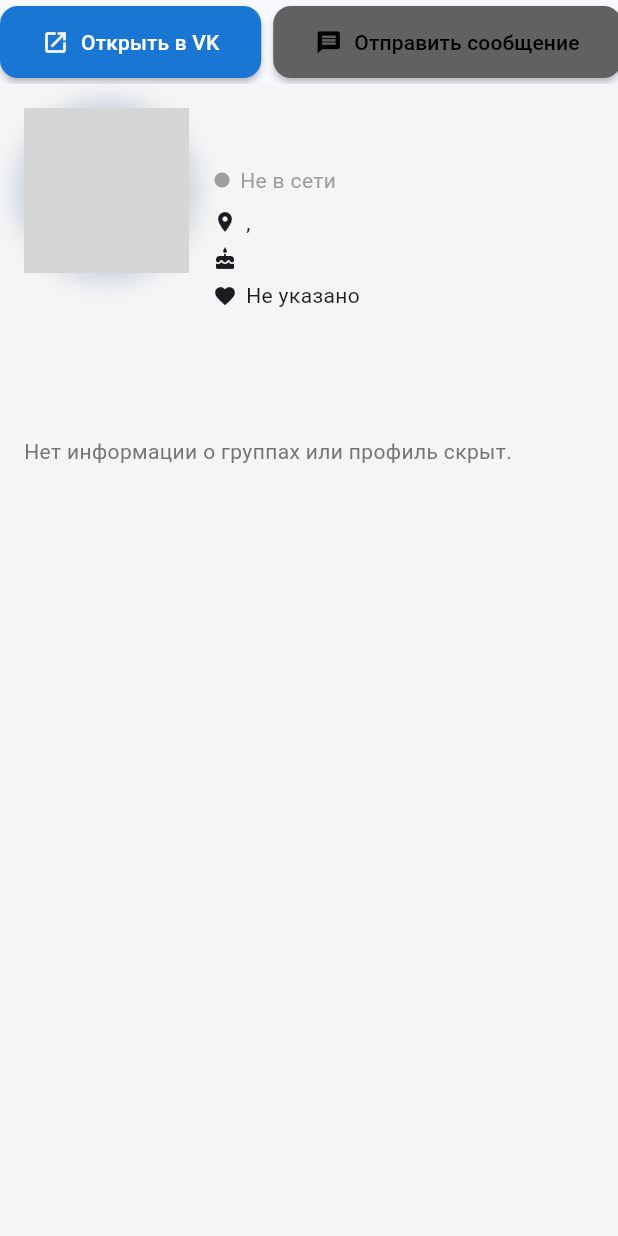
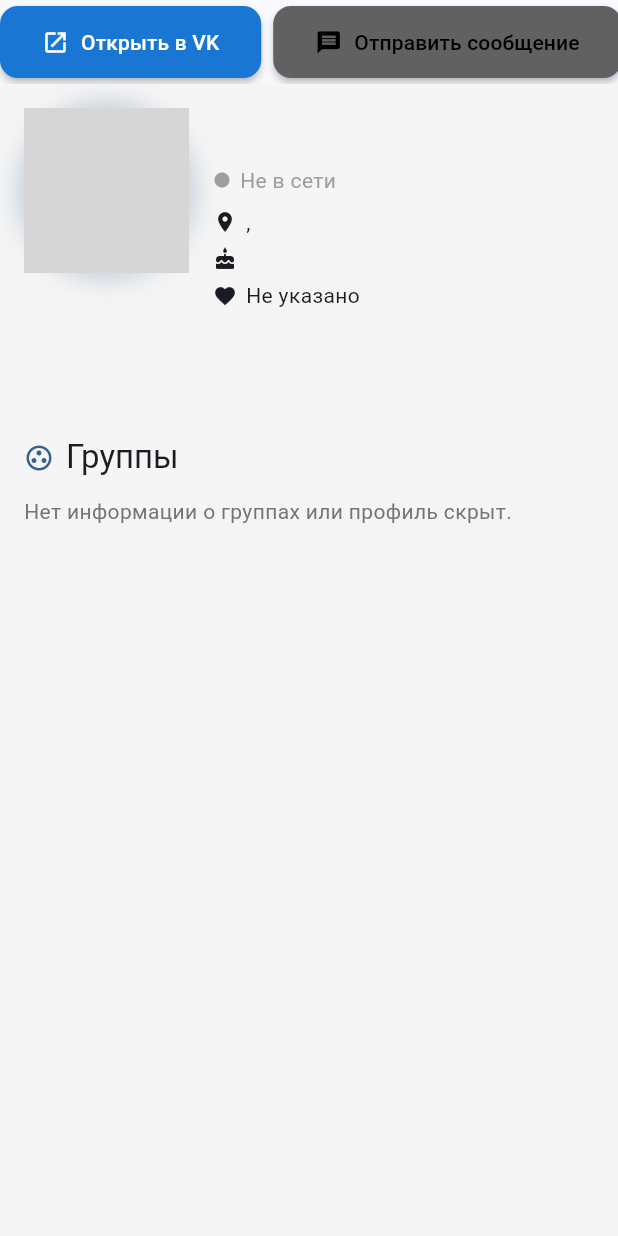
Before and after one commit to EvilBorsch/vktinder, a Flutter app: the UserDetailsPage screen opened directly with empty values, after a tap on "Открыть в VK", on a phone screen of 412 x 824 dp. Run offline on Flutter 3.47's test engine with Material 3 defaults, Android fonts, the phone set to English and light mode, and no system bars; our stand-ins replace dio, get, get_storage; accounts and stored records are empty; network calls fail; grey boxes are pictures that could not be loaded.

Commit message:
fix open full info

```diff
--- a/lib/data/models/vk_group_user.dart
+++ b/lib/data/models/vk_group_user.dart
@@ -20,6 +20,7 @@ class VKGroupUser {
   final String? screenName;
   final bool? online;
   final Map<String, dynamic>? lastSeen;
+  final bool? canWritePrivateMessage;
 
   VKGroupUser({
     required this.name,
@@ -39,6 +40,7 @@ class VKGroupUser {
     this.screenName,
     this.online,
     this.lastSeen,
+    this.canWritePrivateMessage,
   });
 
   Map<String, dynamic> toJson() => {
@@ -57,6 +59,7 @@ class VKGroupUser {
     'screen_name': screenName,
     'online': online,
     'last_seen': lastSeen,
+    'can_write_private_message': canWritePrivateMessage,
     // Serialize groups correctly
     'groups': groups.map((g) => g.toJson()).toList(),
     'photos': photos,
@@ -142,6 +145,13 @@ class VKGroupUser {
       // Parse complex/nested fields
       lastSeen: json['last_seen'] as Map<String, dynamic>?,
 
+      // Parse can_write_private_message field
+      canWritePrivateMessage: json['can_write_private_message'] != null
+          ? (json['can_write_private_message'] is bool
+              ? json['can_write_private_message'] as bool
+              : (json['can_write_private_message'] as int) == 1)
+          : null,
+
       // We expect photos to be populated separately later
       photos: (json['photos'] as List<dynamic>?)?.map((p) => p.toString()).toList() ?? const [],
     );
--- a/lib/data/providers/vk_api_provider.dart
+++ b/lib/data/providers/vk_api_provider.dart
@@ -815,7 +815,7 @@ class VkApiProvider extends getx.GetxService {
       'count': count.clamp(1, 1000),
       'offset': offset,
       'sex': sex,
-      'fields': 'id,first_name,last_name,photo_100,photo_200,online,city,country,bdate,screen_name,last_seen',
+      'fields': 'id,first_name,last_name,photo_100,photo_200,online,city,country,bdate,screen_name,last_seen,can_write_private_message',
     };
 
     if (groupId != null) queryParams['group_id'] = groupId;
--- a/lib/presentation/controllers/user_detail_controller.dart
+++ b/lib/presentation/controllers/user_detail_controller.dart
@@ -3,6 +3,7 @@ import 'package:flutter/material.dart';
 import 'package:get/get.dart';
 import 'package:url_launcher/url_launcher.dart';
 import 'package:vktinder/data/models/vk_group_user.dart';
+import 'package:vktinder/data/models/vk_group_info.dart';
 import 'package:vktinder/presentation/controllers/settings_controller.dart';
 import 'package:vktinder/data/repositories/group_users_repository_impl.dart';
 
@@ -11,9 +12,12 @@ class UserDetailsController extends GetxController {
   final RxBool isLoading = true.obs;
   final RxBool isSendingMessage = false.obs;
 
+  // Add separate observables for photos and groups
+  final RxList<String> photos = <String>[].obs;
+  final RxList<VKGroupInfo> groups = <VKGroupInfo>[].obs;
+
   final SettingsController _settingsController = Get.find<SettingsController>();
-  final GroupUsersRepository _groupUsersRepository =
-      Get.find<GroupUsersRepository>();
+  final GroupUsersRepository _groupUsersRepository = Get.find<GroupUsersRepository>();
 
   @override
   void onInit() {
@@ -21,6 +25,11 @@ class UserDetailsController extends GetxController {
     final targetUser = Get.arguments as VKGroupUser;
     // Initialize the user with the basic info we already have
     user.value = targetUser;
+
+    // Initialize photos and groups with any existing data
+    photos.assignAll(targetUser.photos);
+    groups.assignAll(targetUser.groups);
+
     // Set isLoading to false initially since we already have basic info
     isLoading.value = false;
   }
@@ -42,7 +51,17 @@ class UserDetailsController extends GetxController {
         _settingsController.vkToken,
         userID,
       );
+
+      // Update separate observables first
+      photos.assignAll(userDetails.photos);
+      groups.assignAll(userDetails.groups);
+
+      // Then update the user object itself
       user.value = userDetails;
+
+      // Print debug info
+      print("Loaded full profile - Photos: ${photos.length}, Groups: ${groups.length}");
+
     } catch (e) {
       Get.snackbar(
         'Ошибка',
--- a/lib/presentation/pages/full_user_info.dart
+++ b/lib/presentation/pages/full_user_info.dart
@@ -58,37 +58,35 @@ class UserDetailsPage extends GetView<UserDetailsController> {
       ),
       body: Obx(() {
         if (controller.user.value == null && !controller.isLoading.value) {
-          // Show error if loading finished but user is still null
           return const Center(child: Text("Не удалось загрузить профиль."));
         }
 
-        // User data is available (might still be loading groups/photos in background)
+        // User data is available
         return SingleChildScrollView(
           child: Column(
             crossAxisAlignment: CrossAxisAlignment.start,
             children: [
               DetailedProfile(controller: controller),
               // Conditionally display Photos section header
-              if (controller.user.value!.photos.isNotEmpty)
+              if (controller.photos.isNotEmpty)  // <-- Changed from user.value!.photos to controller.photos
                 Padding(
                   padding: const EdgeInsets.fromLTRB(16.0, 8.0, 16.0, 0.0),
                   child: _buildSectionHeader(
-                    title:
-                        'Фотографии (${controller.user.value!.photos.length})',
+                    title: 'Фотографии (${controller.photos.length})',  // <-- Changed
                     icon: Icons.photo_library,
                     context: context,
                   ),
                 ),
               PhotosGallery(
-                photos: controller.user.value?.photos ?? [],
+                photos: controller.photos,  // <-- Changed from user.value?.photos
               ),
-              const SizedBox(height: 16), // Space before groups
-              // Pass the list of groups to the new widget
+              const SizedBox(height: 16),
+              // Pass the dedicated groups observable
               UserGroupsList(
-                groups: controller.user.value?.groups ?? [],
-                isLoading: controller.isLoading.value, // Pass loading state
+                groups: controller.groups,  // <-- Changed from user.value?.groups
+                isLoading: controller.isLoading.value,
               ),
-              const SizedBox(height: 24), // Space at the bottom
+              const SizedBox(height: 24),
             ],
           ),
         );
@@ -411,7 +409,7 @@ class DetailedProfile extends StatelessWidget {
 // --- NEW WIDGET FOR GROUPS ---
 class UserGroupsList extends StatelessWidget {
   final List<VKGroupInfo> groups;
-  final bool isLoading; // To show a message while groups might still be loading
+  final bool isLoading;
 
   const UserGroupsList({
     required this.groups,
@@ -421,14 +419,26 @@ class UserGroupsList extends StatelessWidget {
 
   @override
   Widget build(BuildContext context) {
+    print("UserGroupsList build: ${groups.length} groups, isLoading: $isLoading"); // Debug log
+
     // Don't show anything if loading is finished and groups are empty
     if (!isLoading && groups.isEmpty) {
-      // You could optionally show a "No groups found" message here
       return Padding(
         padding: const EdgeInsets.symmetric(horizontal: 16.0, vertical: 8.0),
-        child: Text(
-          'Нет информации о группах или профиль скрыт.',
-          style: TextStyle(color: Colors.grey[600]),
+        child: Column(
+          crossAxisAlignment: CrossAxisAlignment.start,
+          children: [
+            UserDetailsPage(key: key)._buildSectionHeader(
+              title: 'Группы',
+              icon: Icons.group_work_outlined,
+              context: context,
+            ),
+            const SizedBox(height: 12),
+            Text(
+              'Нет информации о группах или профиль скрыт.',
+              style: TextStyle(color: Colors.grey[600]),
+            ),
+          ],
         ),
       );
     }
@@ -441,11 +451,8 @@ class UserGroupsList extends StatelessWidget {
       child: Column(
         crossAxisAlignment: CrossAxisAlignment.start,
         children: [
-          // Use the shared header builder
           UserDetailsPage(key: key)._buildSectionHeader(
-            // Hacky way to access it, better to make it static or move outside
-            title:
-                'Группы и страницы', // (${groups.length}) // Don't show count if still loading
+            title: 'Группы (${groups.length})',
             icon: Icons.group_work_outlined,
             context: context,
           ),
@@ -468,55 +475,36 @@ class UserGroupsList extends StatelessWidget {
               ),
             ),
 
-          // Display the groups using ListView.builder for performance if list can be long
-          // Limited height to prevent excessive scrolling within the main scroll view
+          // Display the groups
           if (groups.isNotEmpty)
             ListView.separated(
-              physics:
-                  const NeverScrollableScrollPhysics(), // Disable scrolling inside SingleChildScrollView
+              physics: const NeverScrollableScrollPhysics(),
               shrinkWrap: true,
               itemCount: groups.length,
               itemBuilder: (context, index) {
                 final group = groups[index];
                 String membersText = 'Участников: ?';
                 if (group.membersCount != null) {
-                  membersText =
-                      '${formatter.format(group.membersCount)} участ.';
+                  membersText = '${formatter.format(group.membersCount)} участ.';
                 }
 
                 return ListTile(
                   leading: CircleAvatar(
                     backgroundImage: NetworkImage(group.avatarUrl),
-                    backgroundColor:
-                        Theme.of(context).colorScheme.surfaceVariant,
+                    backgroundColor: Theme.of(context).colorScheme.surfaceVariant,
                   ),
-                  title: Text(group.name,
-                      maxLines: 1, overflow: TextOverflow.ellipsis),
-                  subtitle: Text(membersText,
-                      style: TextStyle(color: Colors.grey[600], fontSize: 12)),
-                  dense: true, // Make list items more compact
-                  contentPadding:
-                      EdgeInsets.zero, // Remove default padding if needed
-                  // Optional: Add onTap to open the group in VK?
-                  // onTap: () => _launchURL('https://vk.com/${group.screenName}'),
+                  title: Text(group.name, maxLines: 1, overflow: TextOverflow.ellipsis),
+                  subtitle: Text(membersText, style: TextStyle(color: Colors.grey[600], fontSize: 12)),
+                  dense: true,
+                  contentPadding: EdgeInsets.zero,
                 );
               },
-              separatorBuilder: (context, index) => Divider(
-                  height: 1, thickness: 0.5, indent: 60), // Add dividers
+              separatorBuilder: (context, index) => Divider(height: 1, thickness: 0.5, indent: 60),
             ),
         ],
       ),
     );
   }
-
-// Helper to launch URL (requires url_launcher package)
-// Future<void> _launchURL(String url) async {
-//   final Uri uri = Uri.parse(url);
-//   if (!await launchUrl(uri)) {
-//     // Could not launch URL
-//     Get.snackbar('Ошибка', 'Не удалось открыть ссылку');
-//   }
-// }
 }
 // --- END NEW WIDGET ---
 
```
Also changed, not shown: lib/data/repositories/group_users_repository_impl.dart (+97 -50 lines), lib/presentation/pages/home_page.dart (+37 -38 lines).
